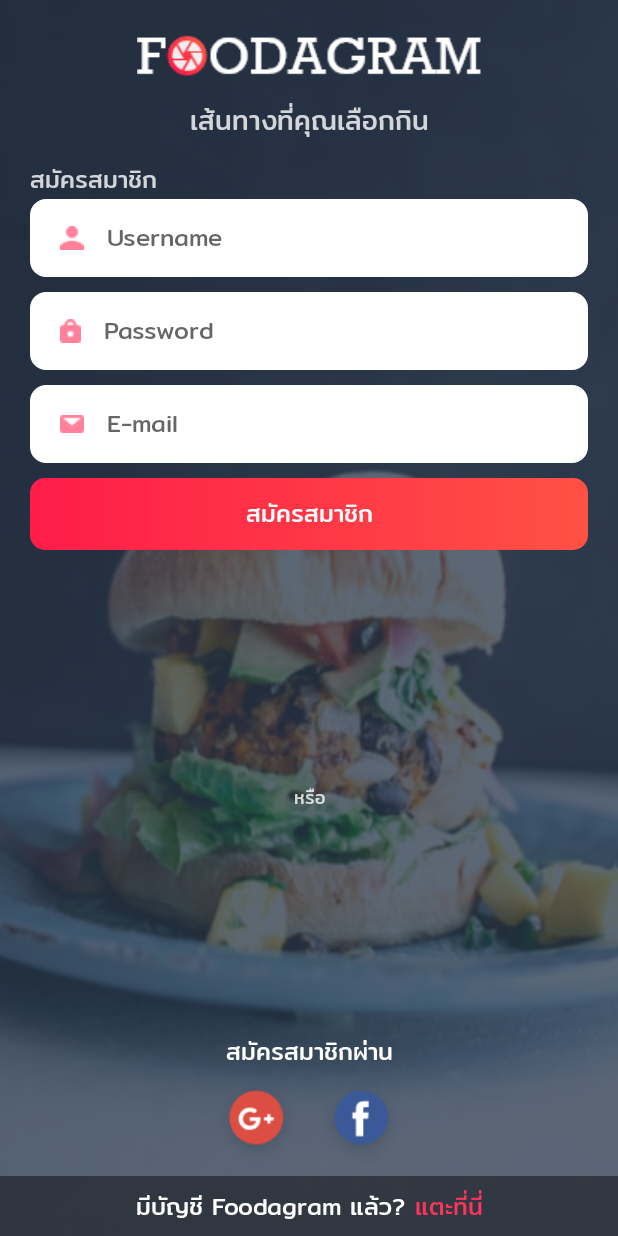
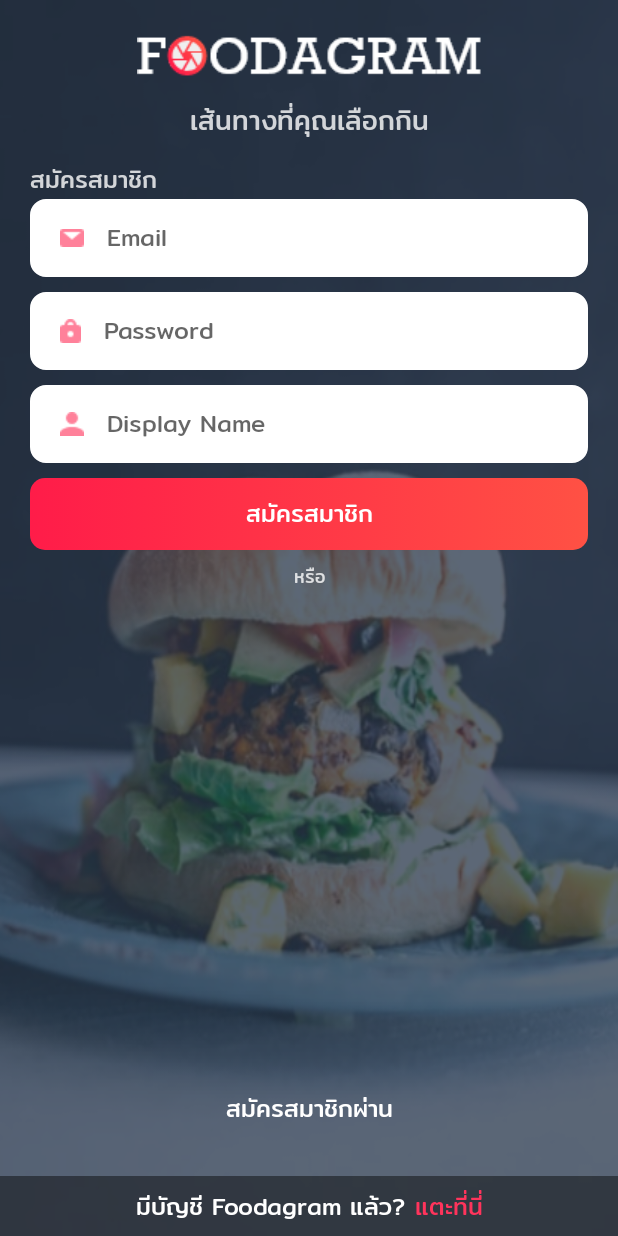
Before and after one commit to Skydddoogg/Foodagram, an Android app: the layout fragment_register.xml on its own in the app's theme, with its tools: preview values and no code run, on a phone screen of 412 x 824 dp. Run offline under Robolectric (Android 15) with nearby library versions, the phone set to English and light mode, and no system bars.

Commit message:
[ADD] Firebase to project / Fragment Login/Register Backend

```diff
--- a/Foodagram/app/build.gradle
+++ b/Foodagram/app/build.gradle
@@ -22,7 +22,11 @@
     implementation fileTree(dir: 'libs', include: ['*.jar'])
     implementation 'com.android.support:appcompat-v7:28.0.0'
     implementation 'com.android.support.constraint:constraint-layout:1.1.3'
+    implementation 'com.google.firebase:firebase-database:11.8.0'
+    implementation 'com.google.firebase:firebase-auth:11.8.0'
     testImplementation 'junit:junit:4.12'
     androidTestImplementation 'com.android.support.test:runner:1.0.2'
     androidTestImplementation 'com.android.support.test.espresso:espresso-core:3.0.2'
 }
+
+apply plugin: 'com.google.gms.google-services'
--- a/Foodagram/app/src/main/res/layout/fragment_login.xml
+++ b/Foodagram/app/src/main/res/layout/fragment_login.xml
@@ -91,7 +91,7 @@
             android:ems="10"
             android:fontFamily="@font/mitr_regular"
             android:hint="password"
-            android:inputType="textPersonName"
+            android:inputType="textPassword"
             android:textSize="16dp"
             tools:layout_editor_absoluteX="29dp"
             tools:layout_editor_absoluteY="254dp" />
--- a/Foodagram/app/src/main/res/layout/fragment_register.xml
+++ b/Foodagram/app/src/main/res/layout/fragment_register.xml
@@ -67,16 +67,16 @@
         app:layout_constraintTop_toBottomOf="@+id/constraintLayout">
 
         <EditText
-            android:id="@+id/register_username"
+            android:id="@+id/register_email"
             android:layout_width="match_parent"
             android:layout_height="52dp"
             android:layout_marginBottom="24dp"
             android:background="@drawable/login_text_input"
             android:drawablePadding="15dp"
-            android:drawableStart="@drawable/login_ic_username"
+            android:drawableStart="@drawable/login_ic_email"
             android:ems="10"
             android:fontFamily="@font/mitr_regular"
-            android:hint="Username"
+            android:hint="Email"
             android:inputType="textPersonName"
             android:textSize="16dp"
             app:layout_constraintBottom_toTopOf="@+id/register_password"
@@ -93,22 +93,22 @@
             android:ems="10"
             android:fontFamily="@font/mitr_regular"
             android:hint="Password"
-            android:inputType="textPersonName"
+            android:inputType="textPassword"
 
             android:textSize="16dp"
-            app:layout_constraintTop_toBottomOf="@+id/register_username" />
+            app:layout_constraintTop_toBottomOf="@+id/register_email" />
 
         <EditText
-            android:id="@+id/register_email"
+            android:id="@+id/register_name"
             android:layout_width="match_parent"
             android:layout_height="52dp"
             android:layout_marginTop="10dp"
             android:background="@drawable/login_text_input"
             android:drawablePadding="15dp"
-            android:drawableStart="@drawable/login_ic_email"
+            android:drawableStart="@drawable/login_ic_username"
             android:ems="10"
             android:fontFamily="@font/mitr_regular"
-            android:hint="E-mail"
+            android:hint="Display Name"
             android:inputType="textPersonName"
             android:textSize="16dp"
             app:layout_constraintTop_toBottomOf="@+id/register_password" />
@@ -123,7 +123,7 @@
             android:text="สมัครสมาชิก"
             android:textColor="#ffffff"
             android:textSize="16dp"
-            app:layout_constraintTop_toBottomOf="@+id/register_email" />
+            app:layout_constraintTop_toBottomOf="@+id/register_name" />
     </android.support.constraint.ConstraintLayout>
 
     <TextView
@@ -140,55 +140,20 @@
         app:layout_constraintStart_toStartOf="parent"
         app:layout_constraintTop_toBottomOf="@+id/linearLayout" />
 
-    <android.support.constraint.ConstraintLayout
-        android:id="@+id/constraintLayout2"
-        android:layout_width="match_parent"
-        android:layout_height="wrap_content"
-        app:layout_constraintBottom_toTopOf="@+id/constraintLayout3"
-        tools:layout_editor_absoluteX="0dp">
 
     <TextView
         android:id="@+id/register_text_register_by"
         android:layout_width="wrap_content"
         android:layout_height="wrap_content"
+        android:layout_marginBottom="32dp"
         android:fontFamily="@font/mitr_regular"
         android:text="สมัครสมาชิกผ่าน"
         android:textColor="#ffffff"
         android:textSize="16dp"
-            app:layout_constraintBottom_toTopOf="@+id/linearLayout3"
+        app:layout_constraintBottom_toTopOf="@+id/constraintLayout3"
         app:layout_constraintEnd_toEndOf="parent"
-            app:layout_constraintStart_toStartOf="parent"
-            app:layout_constraintTop_toTopOf="parent" />
+        app:layout_constraintStart_toStartOf="parent" />
 
-        <LinearLayout
-            android:id="@+id/linearLayout3"
-            android:layout_width="wrap_content"
-            android:layout_height="wrap_content"
-            app:layout_constraintBottom_toBottomOf="parent"
-            app:layout_constraintEnd_toEndOf="parent"
-            app:layout_constraintStart_toStartOf="parent">
-
-            <ImageView
-                android:id="@+id/register_ic_gmail"
-                android:layout_width="70dp"
-                android:layout_height="70dp"
-                app:srcCompat="@drawable/register_ic_google"
-                tools:layout_editor_absoluteX="182dp"
-                tools:layout_editor_absoluteY="56dp" />
-
-            <ImageView
-                android:id="@+id/register_ic_facebook"
-                android:layout_width="70dp"
-                android:layout_height="70dp"
-                app:srcCompat="@drawable/register_ic_facebook"
-                tools:layout_editor_absoluteX="112dp"
-                tools:layout_editor_absoluteY="56dp" />
-
-
-        </LinearLayout>
-
-
-    </android.support.constraint.ConstraintLayout>
 
     <android.support.constraint.ConstraintLayout
         android:id="@+id/constraintLayout3"
--- a/Foodagram/build.gradle
+++ b/Foodagram/build.gradle
@@ -12,6 +12,7 @@
 
         // NOTE: Do not place your application dependencies here; they belong
         // in the individual module build.gradle files
+        classpath 'com.google.gms:google-services:3.1.1'
     }
 }
 
```
Also changed, not shown: Foodagram/app/src/main/java/com/example/foodagramapp/foodagram/ForgetPasswordFragment.java (added, +73 -0 lines), Foodagram/app/src/main/java/com/example/foodagramapp/foodagram/LoginFragment.java (added, +128 -0 lines), Foodagram/app/src/main/java/com/example/foodagramapp/foodagram/MainActivity.java (+7 -1 lines), Foodagram/app/src/main/java/com/example/foodagramapp/foodagram/RegisterFragment.java (added, +156 -0 lines), Foodagram/app/src/main/java/com/example/foodagramapp/foodagram/TestFragment.java (added, +26 -0 lines), Foodagram/app/src/main/java/com/example/foodagramapp/foodagram/user/User.java (added, +79 -0 lines), Foodagram/app/src/main/res/layout/activity_main.xml (+5 -8 lines), Foodagram/app/src/main/res/layout/fragment_test.xml (added, +19 -0 lines), 1 other file. Lines whose indentation alone changed are shown as unchanged.
